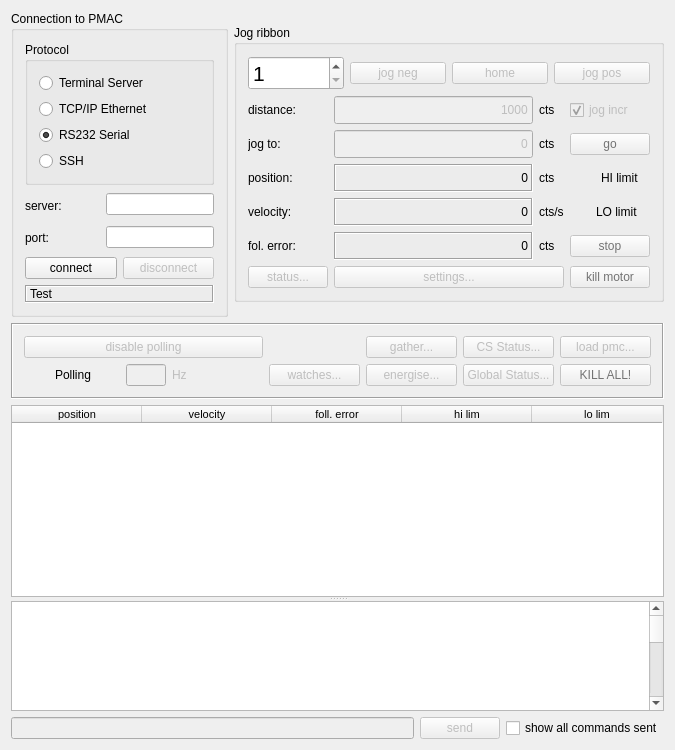
The window that src/dls_pmaccontrol/formControl.ui (DiamondLightSource/dls-pmac-control) describes before a commit, drawn with Qt 5.
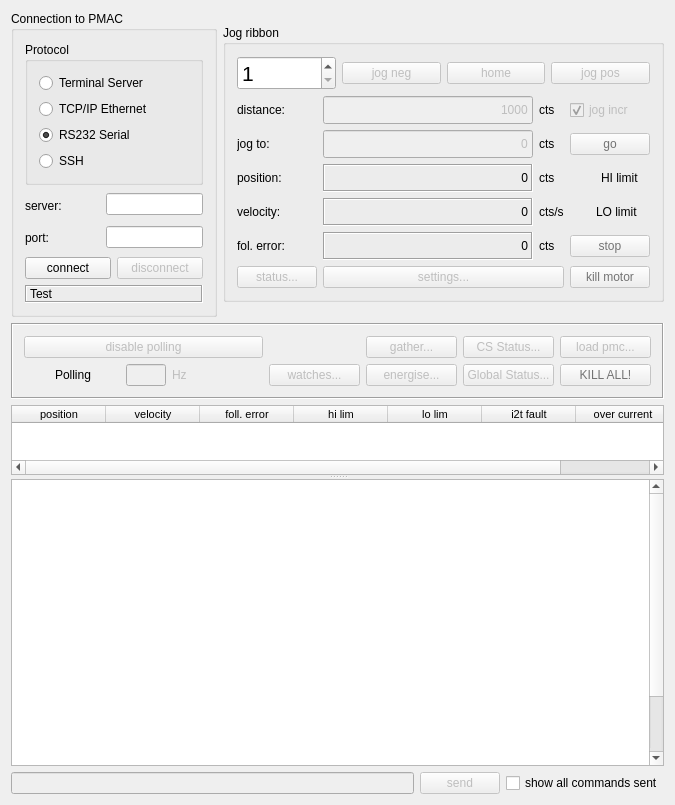
The same window after the commit. Icons and pictures are not drawn.

Commit message: Add indicators for i2t and over current faults to the GUI and set them motor.py (see ticket BC-1450)

```diff
--- a/src/dls_pmaccontrol/formControl.ui
+++ b/src/dls_pmaccontrol/formControl.ui
@@ -7,7 +7,7 @@
     <x>0</x>
     <y>0</y>
     <width>675</width>
-    <height>750</height>
+    <height>805</height>
    </rect>
   </property>
   <property name="font">
@@ -1006,6 +1006,9 @@
          <pointsize>8</pointsize>
         </font>
        </property>
+       <property name="sizeAdjustPolicy">
+        <enum>QAbstractScrollArea::AdjustToContents</enum>
+       </property>
        <property name="selectionMode">
         <enum>QAbstractItemView::NoSelection</enum>
        </property>
@@ -1028,7 +1031,7 @@
         <bool>true</bool>
        </property>
        <attribute name="horizontalHeaderDefaultSectionSize">
-        <number>130</number>
+        <number>94</number>
        </attribute>
        <attribute name="horizontalHeaderMinimumSectionSize">
         <number>50</number>
@@ -1061,6 +1064,16 @@
          <string>lo lim</string>
         </property>
        </column>
+       <column>
+        <property name="text">
+         <string>i2t fault</string>
+        </property>
+       </column>
+       <column>
+        <property name="text">
+         <string>over current</string>
+        </property>
+       </column>
       </widget>
       <widget class="QTextEdit" name="txtShell">
        <property name="enabled">
@@ -1093,6 +1106,8 @@
 &lt;p style=&quot;-qt-paragraph-type:empty; margin-top:0px; margin-bottom:0px; margin-left:0px; margin-right:0px; -qt-block-indent:0; text-indent:0px;&quot;&gt;&lt;br /&gt;&lt;/p&gt;
 &lt;p style=&quot;-qt-paragraph-type:empty; margin-top:0px; margin-bottom:0px; margin-left:0px; margin-right:0px; -qt-block-indent:0; text-indent:0px;&quot;&gt;&lt;br /&gt;&lt;/p&gt;
 &lt;p style=&quot;-qt-paragraph-type:empty; margin-top:0px; margin-bottom:0px; margin-left:0px; margin-right:0px; -qt-block-indent:0; text-indent:0px;&quot;&gt;&lt;br /&gt;&lt;/p&gt;
+&lt;p style=&quot;-qt-paragraph-type:empty; margin-top:0px; margin-bottom:0px; margin-left:0px; margin-right:0px; -qt-block-indent:0; text-indent:0px;&quot;&gt;&lt;br /&gt;&lt;/p&gt;
+&lt;p style=&quot;-qt-paragraph-type:empty; margin-top:0px; margin-bottom:0px; margin-left:0px; margin-right:0px; -qt-block-indent:0; text-indent:0px;&quot;&gt;&lt;br /&gt;&lt;/p&gt;
 &lt;p style=&quot; margin-top:0px; margin-bottom:0px; margin-left:0px; margin-right:0px; -qt-block-indent:0; text-indent:0px;&quot;&gt;&lt;br /&gt;&lt;/p&gt;
 &lt;p style=&quot;-qt-paragraph-type:empty; margin-top:0px; margin-bottom:0px; margin-left:0px; margin-right:0px; -qt-block-indent:0; text-indent:0px; font-size:10pt;&quot;&gt;&lt;br /&gt;&lt;/p&gt;
 &lt;p style=&quot; margin-top:0px; margin-bottom:0px; margin-left:0px; margin-right:0px; -qt-block-indent:0; text-indent:0px;&quot;&gt;&lt;span style=&quot; font-size:10pt;&quot;&gt;&lt;br /&gt;&lt;/span&gt;&lt;/p&gt;
```
Left out of the diff: 3 changed lines with no effect on the pictures. The commit also changes 2 other files.
